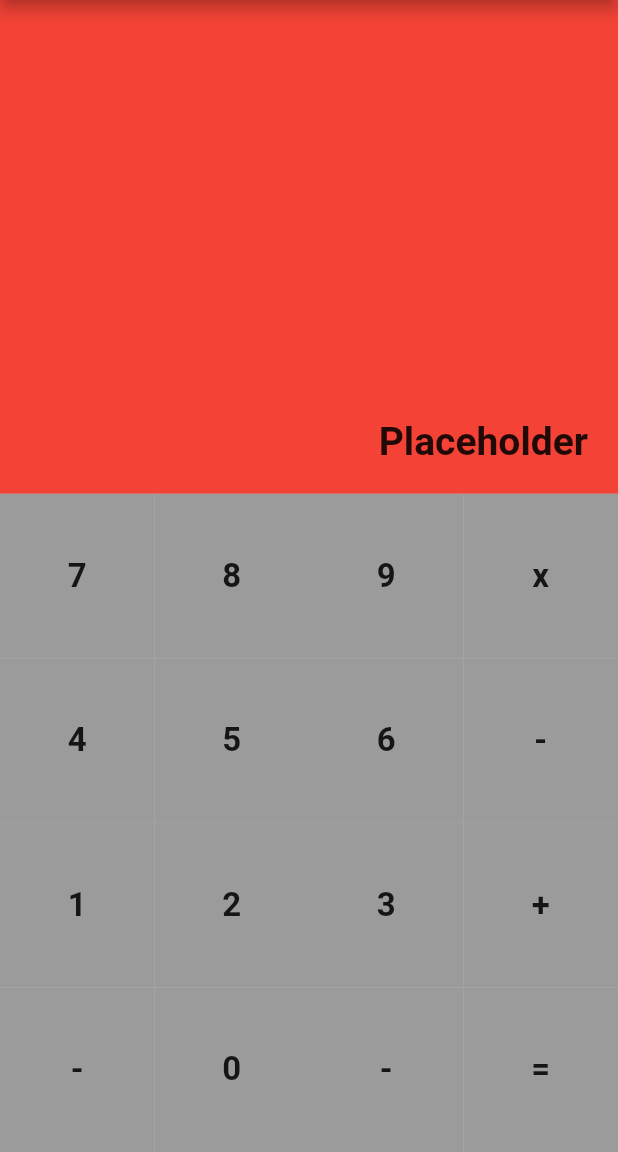
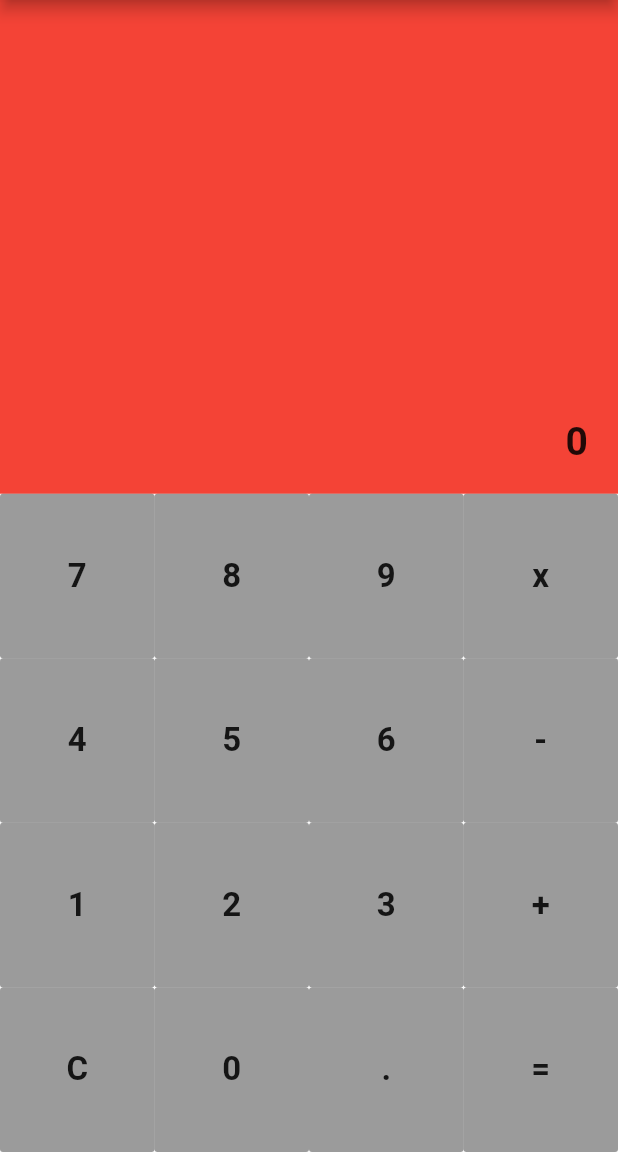
Before and after one commit to pedrokson/flutterCalc, a Flutter app: the screen it shows after launch, on a phone screen of 412 x 824 dp, the part 84-1236 px from its top. Run offline on Flutter 3.47's test engine with Material 2 defaults, Android fonts, the phone set to English and light mode, and no system bars.

Commit message:
Adicionar componente de fileira de botões e callbacks para clique de botão

```diff
--- /dev/null
+++ b/lib/components/button_row.dart
@@ -0,0 +1,32 @@
+import 'package:flutter/material.dart';
+import 'package:flutterCalc/components/calc_button.dart';
+
+/// Classe que representa uma fileira de botões
+class ButtonRow extends StatelessWidget {
+  /// Lista de botões na fileira
+  final List<String> _listaNomeBotoes;
+
+  /// Callback passada para os botões que captura evento de pressionar o botão
+  final Function(String) pressionarBotaoCallback;
+
+  ButtonRow(this._listaNomeBotoes, this.pressionarBotaoCallback);
+
+  List<Widget> _gerarBotoes() {
+    List<Widget> botoes = new List();
+    _listaNomeBotoes.forEach((nome) {
+      botoes.add(CalcButton(nome, pressionarBotaoCallback));
+    });
+    return botoes;
+  }
+
+  @override
+  Widget build(BuildContext context) {
+    return Expanded(
+        child: Row(
+          mainAxisAlignment: MainAxisAlignment.spaceEvenly,
+          crossAxisAlignment: CrossAxisAlignment.stretch,
+          children: _gerarBotoes(),
+        ),
+        flex: 2);
+  }
+}
--- a/lib/components/calc_button.dart
+++ b/lib/components/calc_button.dart
@@ -1,15 +1,21 @@
 import 'package:flutter/material.dart';
 
+/// Classe que representa um botão da calculadora
 class CalcButton extends StatelessWidget {
+  /// nome do botão escrito na tecla
   final String _nome;
 
-  CalcButton(this._nome);
+  /// callback acionada ao se apertar no botão
+  final Function(String) _pressionarBotaoCallback;
+
+  CalcButton(this._nome, this._pressionarBotaoCallback);
 
   @override
   Widget build(BuildContext context) {
     return Expanded(
-        child: Container(
+        child: FlatButton(
           color: Colors.black38,
+          onPressed: () => {_pressionarBotaoCallback(_nome)},
           child: Center(
               child: Text(
             _nome,
--- a/lib/main.dart
+++ b/lib/main.dart
@@ -1,5 +1,5 @@
 import 'package:flutter/material.dart';
-import 'package:flutterCalc/components/calc_button.dart';
+import 'package:flutterCalc/components/button_row.dart';
 
 void main() {
   runApp(CalcApp());
@@ -29,12 +29,12 @@ class HomePage extends StatefulWidget {
 }
 
 class _HomePageState extends State<HomePage> {
-  int _counter = 0;
+  int _total = 0;
 
-  void _incrementCounter() {
-    setState(() {
-      _counter++;
-    });
+  /// Callback passada para os botões que retorna o botão pressionado
+  /// no atributo [nome].
+  void pressionarBotao(String nome) {
+    print(nome);
   }
 
   @override
@@ -55,60 +55,16 @@ class _HomePageState extends State<HomePage> {
                       padding: EdgeInsets.only(bottom: 20, right: 20),
                       alignment: Alignment.bottomRight,
                       child: Text(
-                        'Placeholder',
+                        _total.toString(),
                         style: TextStyle(
                             fontWeight: FontWeight.bold, fontSize: 26),
                       )),
                 ),
                 flex: 6),
-            Expanded(
-                child: Row(
-                  mainAxisAlignment: MainAxisAlignment.spaceEvenly,
-                  crossAxisAlignment: CrossAxisAlignment.stretch,
-                  children: <Widget>[
-                    CalcButton('7'),
-                    CalcButton('8'),
-                    CalcButton('9'),
-                    CalcButton('x'),
-                  ],
-                ),
-                flex: 2),
-            Expanded(
-                child: Row(
-                  mainAxisAlignment: MainAxisAlignment.spaceEvenly,
-                  crossAxisAlignment: CrossAxisAlignment.stretch,
-                  children: <Widget>[
-                    CalcButton('4'),
-                    CalcButton('5'),
-                    CalcButton('6'),
-                    CalcButton('-'),
-                  ],
-                ),
-                flex: 2),
-            Expanded(
-                child: Row(
-                  mainAxisAlignment: MainAxisAlignment.spaceEvenly,
-                  crossAxisAlignment: CrossAxisAlignment.stretch,
-                  children: <Widget>[
-                    CalcButton('1'),
-                    CalcButton('2'),
-                    CalcButton('3'),
-                    CalcButton('+'),
-                  ],
-                ),
-                flex: 2),
-            Expanded(
-                child: Row(
-                  mainAxisAlignment: MainAxisAlignment.spaceEvenly,
-                  crossAxisAlignment: CrossAxisAlignment.stretch,
-                  children: <Widget>[
-                    CalcButton('-'),
-                    CalcButton('0'),
-                    CalcButton('-'),
-                    CalcButton('='),
-                  ],
-                ),
-                flex: 2)
+            ButtonRow(['7', '8', '9', 'x'], this.pressionarBotao),
+            ButtonRow(['4', '5', '6', '-'], this.pressionarBotao),
+            ButtonRow(['1', '2', '3', '+'], this.pressionarBotao),
+            ButtonRow(['C', '0', '.', '='], this.pressionarBotao),
           ],
         ),
       ),
```
